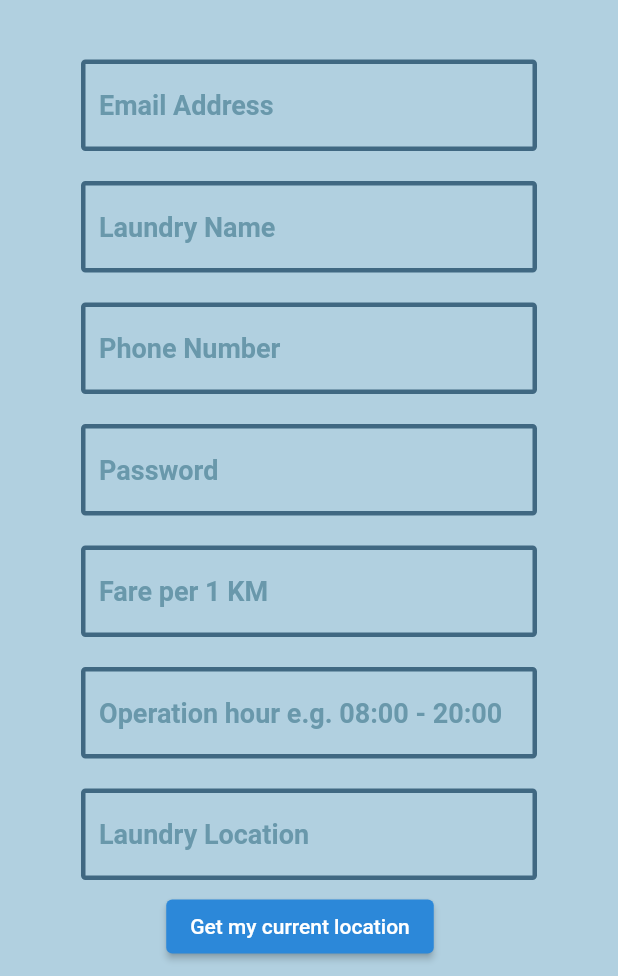
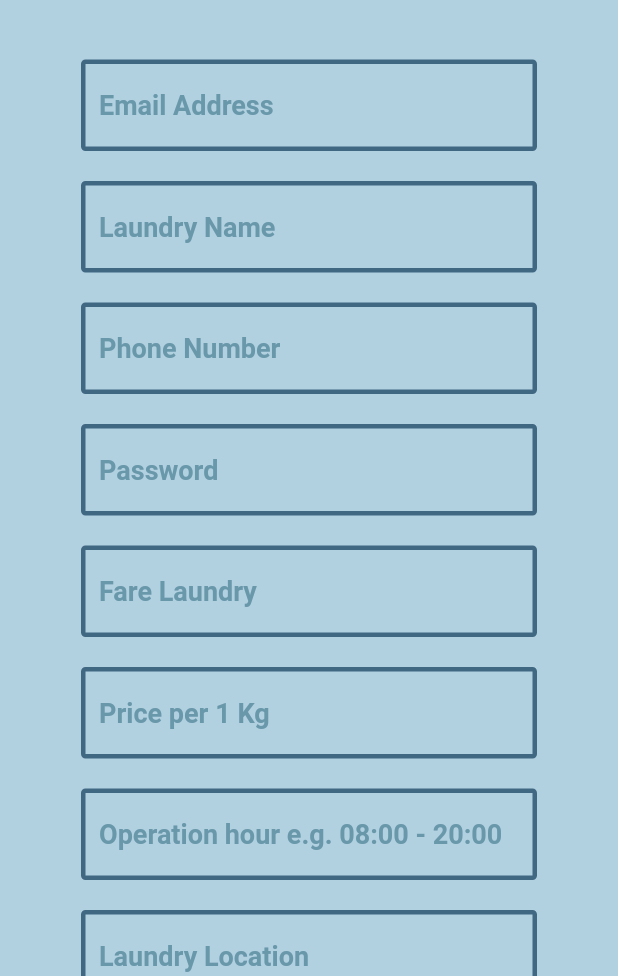
Before and after one commit to sfzza/GoLaundry, a Flutter app: the screen it shows after launch, after a tap on "admin", on a phone screen of 412 x 824 dp, the part 260-1236 px from its top. Run offline on Flutter 3.47's test engine with Material 2 defaults, Android fonts, the light colour scheme and no system bars; our stand-ins replace cloud_firestore, firebase_auth, firebase_core, firebase_database, geocoding, geolocator and 2 more; missing offline and left inert: number_inc_dec; accounts and stored records are empty.

Commit message:
fix address and price

```diff
--- a/lib/pages/admin page/history_admin_page.dart
+++ b/lib/pages/admin page/history_admin_page.dart
@@ -41,7 +41,8 @@
               return HistoryAdminCard(
                 cust_address: data["cust_address"],
                 cust_email: data["cust_email"],
-                total: "${data["price"] + data["laundry_fare"]}",
+                total:
+                    "${data["laundry_fare"] + (data["price"] * data["quantity"] ?? "")}",
                 statusBook: data['statusBook'],
               );
             }).toList());
--- a/lib/pages/admin page/onprogress_admin_page.dart
+++ b/lib/pages/admin page/onprogress_admin_page.dart
@@ -47,7 +47,8 @@
                   id_booking: data["id_booking"],
                   cust_address: data["cust_address"],
                   cust_email: data["cust_email"],
-                  total: "${data["laundry_fare"] + data["price"]}");
+                  total:
+                      "${data["laundry_fare"] + (data["price"] * data["quantity"] ?? "")}");
             }).toList());
           }),
     );
--- a/lib/pages/authentication/views/signup_admin.dart
+++ b/lib/pages/authentication/views/signup_admin.dart
@@ -37,6 +37,7 @@
   TextEditingController operationHourTextEditingController =
       TextEditingController();
   TextEditingController fareTextEditingController = TextEditingController();
+  TextEditingController priceTextEditingController = TextEditingController();
 
   // XFile? imageXFile;
   // final ImagePicker _picker = ImagePicker();
@@ -183,6 +184,12 @@
           builder: (c) {
             return ErrorDialog(message: 'Please enter an address!');
           });
+    } else if (priceTextEditingController.text.isEmpty) {
+      showDialog(
+          context: context,
+          builder: (c) {
+            return ErrorDialog(message: 'Please enter the price!');
+          });
     } else {
       saveAdminInfoNow();
       LoadingDialog(message: 'make an account');
@@ -228,6 +235,9 @@
       "laundry_address": completeAddress,
       "laundry_fare": int.parse(fareTextEditingController.text),
       "laundry_hour": operationHourTextEditingController.text.trim(),
+      "price": int.parse(
+        priceTextEditingController.text.trim(),
+      ),
       "lat": position!.latitude,
       "lng": position!.longitude,
       // "laundry_tags": ['garbageValue'],
@@ -417,7 +427,33 @@
                 controller: fareTextEditingController,
                 cursorColor: Color(0xff1A374D),
                 decoration: InputDecoration(
-                  hintText: "Fare per 1 KM",
+                  hintText: "Fare Laundry",
+                  hintStyle: hintTextStyle,
+                  fillColor: Color(0xffB1D0E0),
+                  filled: true,
+                  enabledBorder: OutlineInputBorder(
+                      borderRadius: BorderRadius.circular(3),
+                      borderSide:
+                          BorderSide(color: Color(0xff406882), width: 3)),
+                  focusedBorder: OutlineInputBorder(
+                      borderRadius: BorderRadius.circular(3),
+                      borderSide:
+                          BorderSide(color: Color(0xff1A374D), width: 3)),
+                ),
+                style: textFieldTextStyle),
+          ),
+          SizedBox(
+            height: 20,
+          ),
+          Padding(
+            padding: const EdgeInsets.only(left: 54, right: 54),
+            child: TextFormField(
+                autocorrect: false,
+                inputFormatters: [FilteringTextInputFormatter.digitsOnly],
+                controller: priceTextEditingController,
+                cursorColor: Color(0xff1A374D),
+                decoration: InputDecoration(
+                  hintText: "Price per 1 Kg",
                   hintStyle: hintTextStyle,
                   fillColor: Color(0xffB1D0E0),
                   filled: true,
--- a/lib/pages/customer page/history_customer_page.dart
+++ b/lib/pages/customer page/history_customer_page.dart
@@ -43,7 +43,8 @@
                   cust_email: data["cust_email"],
                   laundry_name: data['laundry_name'],
                   statusBook: data['statusBook'],
-                  total: "${data["price"] + data["laundry_fare"]}",
+                  total:
+                      "${data["laundry_fare"] + (data["price"] * data["quantity"] ?? "")}",
                 );
               }).toList(),
             );
--- a/lib/pages/customer page/onprogress_customer_page.dart
+++ b/lib/pages/customer page/onprogress_customer_page.dart
@@ -42,7 +42,8 @@
                     cust_address: data["cust_address"],
                     cust_email: data["cust_email"],
                     laundry_name: data["laundry_name"],
-                    total: "${data["price"] + data["laundry_fare"]}");
+                    total:
+                        "${data["laundry_fare"] + (data["price"] * data["quantity"] ?? "")}");
               }).toList(),
             );
           }),
--- a/lib/pages/models/booking.dart
+++ b/lib/pages/models/booking.dart
@@ -12,6 +12,7 @@
   String? pickup;
   int? price;
   String? statusBook;
+  int? quantity;
 
   Booking(
       {
@@ -25,7 +26,8 @@
       this.laundry_fare,
       this.laundry_name,
       this.pickup,
-      this.statusBook});
+      this.statusBook,
+      this.quantity});
 
   Booking.fromJson(Map<String, dynamic> json) {
     // id_price = json['id_price'];
@@ -39,6 +41,7 @@
     id_booking = json['id_booking'];
     pickup = json['pickup'];
     statusBook = json['statusBook'];
+    quantity = json['quantity'];
   }
 
   Map<String, dynamic> toJson() {
@@ -54,6 +57,7 @@
     data['id_booking'] = id_booking;
     data['pickup'] = pickup;
     data['statusBook'] = statusBook;
+    data['quantity'] = quantity;
     return data;
   }
 
```
Also changed, not shown: lib/pages/customer page/add_details_page.dart (+107 -30 lines), lib/pages/customer page/customer_add_address_page.dart (+5 -4 lines).
